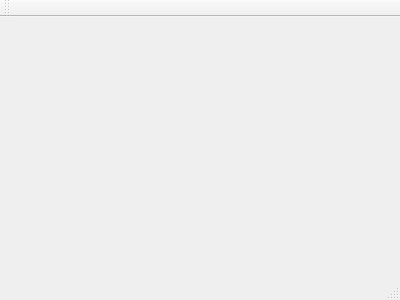
Qt form qt/samples/HelloWorld/mainwindow.ui (youdeshan/material) before a commit.
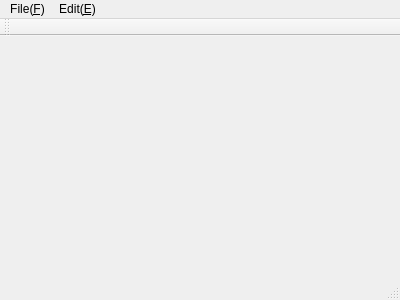
The same form after that commit.

```diff
--- a/qt/samples/HelloWorld/mainwindow.ui
+++ b/qt/samples/HelloWorld/mainwindow.ui
@@ -12,13 +12,46 @@
   <property name="windowTitle" >
    <string>MainWindow</string>
   </property>
-  <widget class="QMenuBar" name="menuBar" />
-  <widget class="QToolBar" name="mainToolBar" />
-  <widget class="QWidget" name="centralWidget" />
-  <widget class="QStatusBar" name="statusBar" />
+  <widget class="QWidget" name="centralWidget"/>
+  <widget class="QMenuBar" name="menuBar">
+   <property name="geometry">
+    <rect>
+     <x>0</x>
+     <y>0</y>
+     <width>400</width>
+     <height>22</height>
+    </rect>
+   </property>
+   <widget class="QMenu" name="menuFile">
+    <property name="title">
+     <string>File(&amp;F)</string>
+    </property>
+    <addaction name="actionNew_N"/>
+   </widget>
+   <widget class="QMenu" name="menuEdit_E">
+    <property name="title">
+     <string>Edit(&amp;E)</string>
+    </property>
+   </widget>
+   <addaction name="menuFile"/>
+   <addaction name="menuEdit_E"/>
+  </widget>
+  <widget class="QToolBar" name="mainToolBar">
+   <attribute name="toolBarArea">
+    <enum>TopToolBarArea</enum>
+   </attribute>
+   <attribute name="toolBarBreak">
+    <bool>false</bool>
+   </attribute>
+  </widget>
+  <widget class="QStatusBar" name="statusBar"/>
+  <action name="actionNew_N">
+   <property name="text">
+    <string>New(&amp;N)</string>
+   </property>
+  </action>
  </widget>
- <layoutDefault spacing="6" margin="11" />
- <pixmapfunction></pixmapfunction>
+ <layoutdefault spacing="6" margin="11"/>
  <resources/>
  <connections/>
 </ui>
```
Left out of the diff: 7 changed lines with no effect on the pictures.
